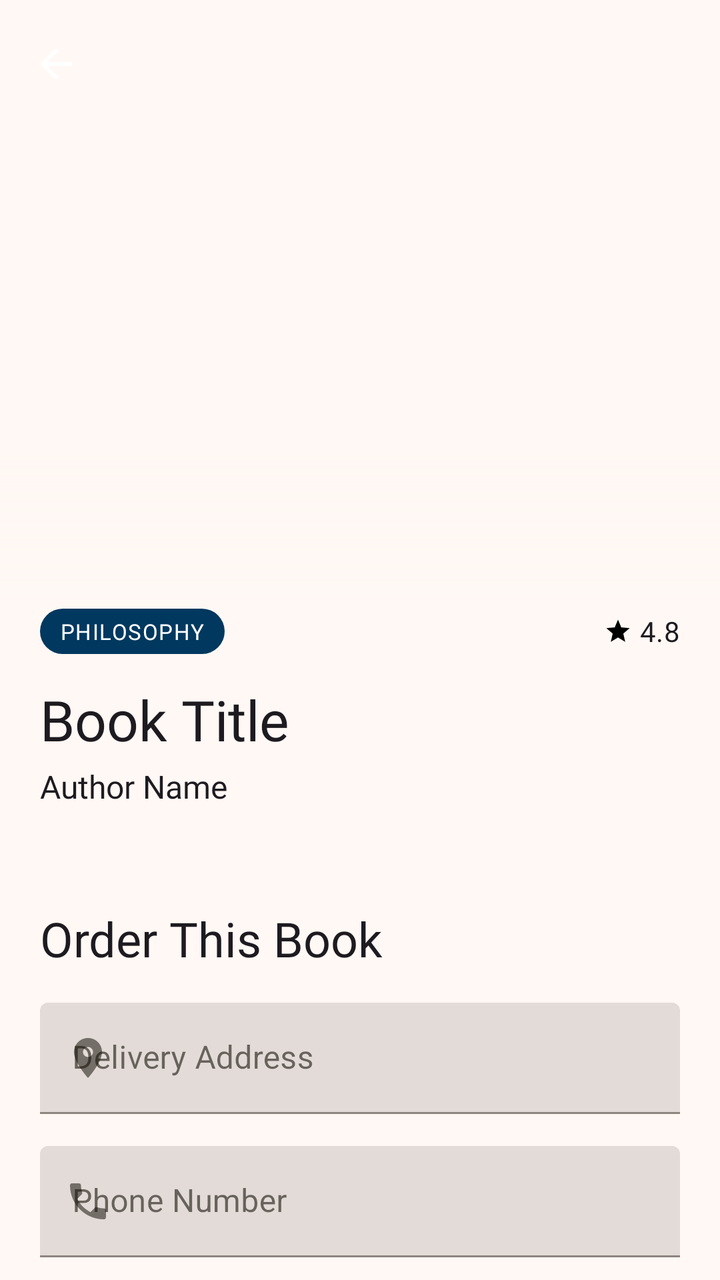
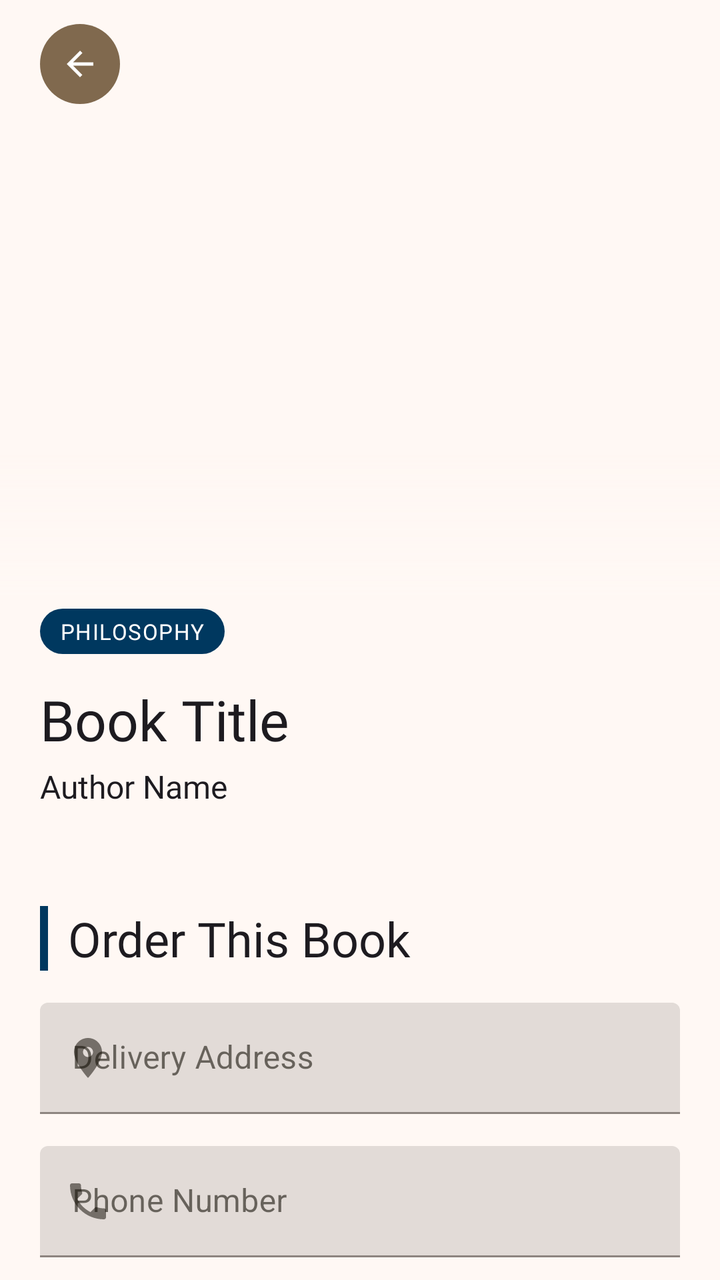

Compare the two renders of this Android layout. The source of the first and the diff that turns it into the second are given below.
<!-- AndroidManifest.xml: application theme Theme.DClassicsBooks -->
<!-- res/layout/activity_book_detail.xml -->
<?xml version="1.0" encoding="utf-8"?>
<androidx.coordinatorlayout.widget.CoordinatorLayout xmlns:android="http://schemas.android.com/apk/res/android"
    xmlns:app="http://schemas.android.com/apk/res-auto"
    android:layout_width="match_parent"
    android:layout_height="match_parent">

    <com.google.android.material.appbar.AppBarLayout
        android:id="@+id/app_bar"
        android:layout_width="match_parent"
        android:layout_height="300dp"
        app:elevation="@dimen/elevation_level0">

        <com.google.android.material.appbar.CollapsingToolbarLayout
            android:id="@+id/collapsing_toolbar"
            android:layout_width="match_parent"
            android:layout_height="match_parent"
            app:layout_scrollFlags="scroll|exitUntilCollapsed"
            app:expandedTitleTextAppearance="@android:style/TextAppearance.Small"
            app:expandedTitleTextColor="@android:color/transparent"
            app:collapsedTitleTextAppearance="@android:style/TextAppearance.Small">

            <ImageView
                android:id="@+id/iv_cover"
                android:layout_width="match_parent"
                android:layout_height="match_parent"
                android:scaleType="centerCrop"
                android:contentDescription="Book cover"
                app:layout_collapseMode="parallax"/>

            
            <View
                android:layout_width="match_parent"
                android:layout_height="75dp"
                android:layout_gravity="bottom"
                android:background="@drawable/bg_gradient_cover_bottom"/>

            <com.google.android.material.appbar.MaterialToolbar
                android:id="@+id/toolbar"
                android:layout_width="match_parent"
                android:layout_height="?attr/actionBarSize"
                android:elevation="3dp"
                app:layout_collapseMode="pin"
                app:navigationIconTint="@color/white"
                app:navigationIcon="@drawable/ic_arrow_back"/>

        </com.google.android.material.appbar.CollapsingToolbarLayout>
    </com.google.android.material.appbar.AppBarLayout>

    <androidx.core.widget.NestedScrollView
        android:layout_width="match_parent"
        android:layout_height="wrap_content"
        app:layout_behavior="@string/appbar_scrolling_view_behavior">

        
        <com.google.android.material.card.MaterialCardView
            android:layout_width="match_parent"
            android:layout_height="wrap_content"
            android:layout_marginTop="-20dp"
            app:shapeAppearance="@style/ShapeAppearance.Material3.Corner.ExtraLarge"
            app:cardElevation="@dimen/elevation_level0"
            app:cardBackgroundColor="@color/surface">

            <LinearLayout
                android:layout_width="match_parent"
                android:layout_height="wrap_content"
                android:orientation="vertical"
                android:paddingHorizontal="@dimen/space250"
                android:paddingTop="@dimen/space300"
                android:paddingBottom="@dimen/space400">

                
                <LinearLayout
                    android:layout_width="match_parent"
                    android:layout_height="wrap_content"
                    android:orientation="horizontal"
                    android:gravity="center_vertical">

                    <TextView
                        android:id="@+id/tv_genre"
                        android:layout_width="wrap_content"
                        android:layout_height="wrap_content"
                        android:text="Philosophy"
                        android:background="@drawable/bg_badge_genre"
                        android:textAppearance="?attr/textAppearanceLabelSmall"
                        android:textAllCaps="true"
                        android:textColor="@color/white"
                        android:paddingHorizontal="@dimen/space125"
                        android:paddingVertical="@dimen/space050"/>

                    <View
                        android:layout_width="0dp"
                        android:layout_height="0dp"
                        android:layout_weight="1"/>

                    <ImageView
                        android:layout_width="14dp"
                        android:layout_height="14dp"
                        android:src="@drawable/ic_star"
                        android:contentDescription="Rating"/>
                    <TextView
                        android:id="@+id/tv_rating"
                        android:layout_width="wrap_content"
                        android:layout_height="wrap_content"
                        android:text="4.8"
                        android:textAppearance="?attr/textAppearanceLabelLarge"
                        android:layout_marginStart="@dimen/space050"/>
                </LinearLayout>

                
                <TextView
                    android:id="@+id/tv_title"
                    android:layout_width="match_parent"
                    android:layout_height="wrap_content"
                    android:text="Book Title"
                    android:textAppearance="?attr/textAppearanceHeadlineMedium"
                    android:layout_marginTop="@dimen/space175"
                    android:lineSpacingMultiplier="1.1"/>

                
                <TextView
                    android:id="@+id/tv_author"
                    android:layout_width="match_parent"
                    android:layout_height="wrap_content"
                    android:text="Author Name"
                    android:textAppearance="?attr/textAppearanceBodyLarge"
                    android:layout_marginTop="@dimen/space050"/>

                
                <View
                    android:layout_width="match_parent"
                    android:layout_height="1dp"
                    android:layout_marginVertical="@dimen/space300"/>


                <TextView
                    android:layout_width="wrap_content"
                    android:layout_height="wrap_content"
                    android:text="@string/order_book"
                    android:textAppearance="?attr/textAppearanceHeadlineSmall"
                    android:layout_marginBottom="@dimen/space200"/>

                <com.google.android.material.textfield.TextInputLayout
                    style="@style/Widget.MaterialComponents.TextInputLayout.FilledBox"
                    android:id="@+id/til_address"
                    android:layout_width="match_parent"
                    android:layout_height="wrap_content"
                    android:hint="@string/delivery_address"
                    app:startIconDrawable="@drawable/ic_location_on">

                    <com.google.android.material.textfield.TextInputEditText
                        android:id="@+id/et_address"
                        android:layout_width="match_parent"
                        android:layout_height="wrap_content"
                        android:inputType="textPostalAddress|textMultiLine"/>
                </com.google.android.material.textfield.TextInputLayout>

                <com.google.android.material.textfield.TextInputLayout
                    style="@style/Widget.MaterialComponents.TextInputLayout.FilledBox"
                    android:id="@+id/til_phone"
                    android:layout_width="match_parent"
                    android:layout_height="wrap_content"
                    android:layout_marginTop="@dimen/space200"
                    android:hint="@string/phone_number"
                    app:startIconDrawable="@drawable/ic_phone">

                    <com.google.android.material.textfield.TextInputEditText
                        android:id="@+id/et_phone"
                        android:layout_width="match_parent"
                        android:layout_height="wrap_content"
                        android:inputType="phone"
                        android:imeOptions="actionDone"/>
                </com.google.android.material.textfield.TextInputLayout>

                <Button
                    android:id="@+id/btn_buy"
                    android:layout_width="match_parent"
                    android:layout_height="52dp"
                    android:layout_marginTop="@dimen/space300"
                    android:text="@string/btn_buy"/>

            </LinearLayout>
        </com.google.android.material.card.MaterialCardView>

    </androidx.core.widget.NestedScrollView>

</androidx.coordinatorlayout.widget.CoordinatorLayout>
<!-- resources referenced by this layout -->
<resources>
  <color name="surface">#FFF8F4</color>
  <color name="white">#FFFFFF</color>
  <dimen name="elevation_level0">0dp</dimen>
  <dimen name="space050">4dp</dimen>
  <dimen name="space125">10dp</dimen>
  <dimen name="space175">14dp</dimen>
  <dimen name="space200">16dp</dimen>
  <dimen name="space250">20dp</dimen>
  <dimen name="space300">24dp</dimen>
  <dimen name="space400">32dp</dimen>
  <!-- drawable ic_star (drawable) -->
  <?xml version="1.0" encoding="utf-8"?>
  <vector
      android:tint="#000000" xmlns:android="http://schemas.android.com/apk/res/android"
      android:width="24dp"
      android:height="24dp"
      android:viewportWidth="24"
      android:viewportHeight="24">
      <path
          android:fillColor="@android:color/white"
          android:pathData="M12,17.27L18.18,21l-1.64,-7.03L22,9.24l-7.19,-0.61L12,2 9.19,8.63 2,9.24l5.46,4.73L5.82,21z"/>
  </vector>
  <string name="btn_buy">Place Order</string>
  <string name="delivery_address">Delivery Address</string>
  <string name="order_book">Order This Book</string>
  <string name="phone_number">Phone Number</string>
  <style name="Theme.DClassicsBooks" parent="Theme.DClassicsBooks.Base" />
  <color name="accent">#00385F</color>
  <color name="primary">#4E3000</color>
  <color name="primary_container">#926421</color>
  <color name="secondary">#45331C</color>
  <color name="secondary_container">#80694E</color>
  <color name="accent_container">#43709D</color>
  <color name="error">#740006</color>
  <color name="error_container">#CF2C27</color>
  <color name="surface_container_low">#FCEEE2</color>
  <color name="surface_container">#F3E6DA</color>
  <color name="surface_container_high">#E8DBCF</color>
  <color name="outline">#5C5144</color>
  <color name="outline_variant">#776B5E</color>
  <color name="on_surface">#161009</color>
  <color name="on_surface_variant">#3E3429</color>
  <style name="Typography.DisplayLarge" parent="TextAppearance.Material3.DisplayLarge">
          <item name="fontFamily">@font/aleo_semibold</item>
          <item name="android:fontFamily">@font/aleo_semibold</item>
      </style>
  <style name="Typography.DisplaySmall" parent="TextAppearance.Material3.DisplaySmall">
          <item name="fontFamily">@font/aleo_semibold</item>
          <item name="android:fontFamily">@font/aleo_semibold</item>
      </style>
  <style name="Typography.TitleLarge" parent="TextAppearance.Material3.TitleLarge">
          <item name="fontFamily">@font/aleo_semibold</item>
          <item name="android:fontFamily">@font/aleo_semibold</item>
      </style>
  <style name="Typography.TitleMedium" parent="TextAppearance.Material3.TitleMedium">
          <item name="fontFamily">@font/aleo_semibold</item>
          <item name="android:fontFamily">@font/aleo_semibold</item>
      </style>
  <style name="Typography.TitleSmall" parent="TextAppearance.Material3.TitleSmall">
          <item name="fontFamily">@font/aleo_semibold</item>
          <item name="android:fontFamily">@font/aleo_semibold</item>
      </style>
  <style name="Typography.LabelLarge" parent="TextAppearance.Material3.LabelLarge">
          <item name="fontFamily">@font/inter_medium</item>
          <item name="android:fontFamily">@font/inter_medium</item>
      </style>
  <style name="Typography.LabelMedium" parent="TextAppearance.Material3.LabelMedium">
          <item name="fontFamily">@font/inter_medium</item>
          <item name="android:fontFamily">@font/inter_medium</item>
      </style>
  <style name="Typography.LabelSmall" parent="TextAppearance.Material3.LabelSmall">
          <item name="fontFamily">@font/inter_medium</item>
          <item name="android:fontFamily">@font/inter_medium</item>
      </style>
  <style name="Widget.DClassicsBooks.CardView" parent="Widget.Material3.CardView.Filled">
          <item name="cardBackgroundColor">?attr/colorSurfaceContainerLow</item>
          <item name="strokeWidth">0dp</item>
      </style>
  <!-- unchanged entries left out for length: 13 -->
</resources>

<!-- the commit's change to res/layout/activity_book_detail.xml (unified diff, before → after) -->
@@ -39,9 +39,17 @@
                 android:layout_width="match_parent"
                 android:layout_height="?attr/actionBarSize"
                 android:elevation="3dp"
-                app:layout_collapseMode="pin"
-                app:navigationIconTint="@color/white"
-                app:navigationIcon="@drawable/ic_arrow_back"/>
+                app:layout_collapseMode="pin">
+
+                <Button
+                    android:id="@+id/btn_back"
+                    style="@style/Widget.Material3.Button.IconButton.Filled.Tonal"
+                    android:layout_width="wrap_content"
+                    android:layout_height="wrap_content"
+                    app:icon="@drawable/ic_arrow_back"
+                    android:contentDescription="Back" />
+
+            </com.google.android.material.appbar.MaterialToolbar>
 
         </com.google.android.material.appbar.CollapsingToolbarLayout>
     </com.google.android.material.appbar.AppBarLayout>
@@ -87,23 +95,6 @@
                         android:paddingHorizontal="@dimen/space125"
                         android:paddingVertical="@dimen/space050"/>
 
-                    <View
-                        android:layout_width="0dp"
-                        android:layout_height="0dp"
-                        android:layout_weight="1"/>
-
-                    <ImageView
-                        android:layout_width="14dp"
-                        android:layout_height="14dp"
-                        android:src="@drawable/ic_star"
-                        android:contentDescription="Rating"/>
-                    <TextView
-                        android:id="@+id/tv_rating"
-                        android:layout_width="wrap_content"
-                        android:layout_height="wrap_content"
-                        android:text="4.8"
-                        android:textAppearance="?attr/textAppearanceLabelLarge"
-                        android:layout_marginStart="@dimen/space050"/>
                 </LinearLayout>
 
                 
@@ -132,12 +123,27 @@
                     android:layout_marginVertical="@dimen/space300"/>
 
 
-                <TextView
-                    android:layout_width="wrap_content"
+                
+                <LinearLayout
+                    android:layout_width="match_parent"
                     android:layout_height="wrap_content"
-                    android:text="@string/order_book"
-                    android:textAppearance="?attr/textAppearanceHeadlineSmall"
-                    android:layout_marginBottom="@dimen/space200"/>
+                    android:orientation="horizontal"
+                    android:gravity="center_vertical"
+                    android:layout_marginBottom="@dimen/space200">
+
+                    <View
+                        android:layout_width="4dp"
+                        android:layout_height="match_parent"
+                        android:background="@color/accent"
+                        android:layout_marginEnd="@dimen/space125"/>
+
+                    <TextView
+                        android:layout_width="wrap_content"
+                        android:layout_height="wrap_content"
+                        android:text="@string/order_book"
+                        android:textAppearance="?attr/textAppearanceHeadlineSmall"/>
+
+                </LinearLayout>
 
                 <com.google.android.material.textfield.TextInputLayout
                     style="@style/Widget.MaterialComponents.TextInputLayout.FilledBox"
<!-- resource entries referenced after the edit -->
@@ -10,18 +10,6 @@
   <dimen name="space250">20dp</dimen>
   <dimen name="space300">24dp</dimen>
   <dimen name="space400">32dp</dimen>
-  <!-- drawable ic_star (drawable) -->
-  <?xml version="1.0" encoding="utf-8"?>
-  <vector
-      android:tint="#000000" xmlns:android="http://schemas.android.com/apk/res/android"
-      android:width="24dp"
-      android:height="24dp"
-      android:viewportWidth="24"
-      android:viewportHeight="24">
-      <path
-          android:fillColor="@android:color/white"
-          android:pathData="M12,17.27L18.18,21l-1.64,-7.03L22,9.24l-7.19,-0.61L12,2 9.19,8.63 2,9.24l5.46,4.73L5.82,21z"/>
-  </vector>
   <string name="btn_buy">Place Order</string>
   <string name="delivery_address">Delivery Address</string>
   <string name="order_book">Order This Book</string>
